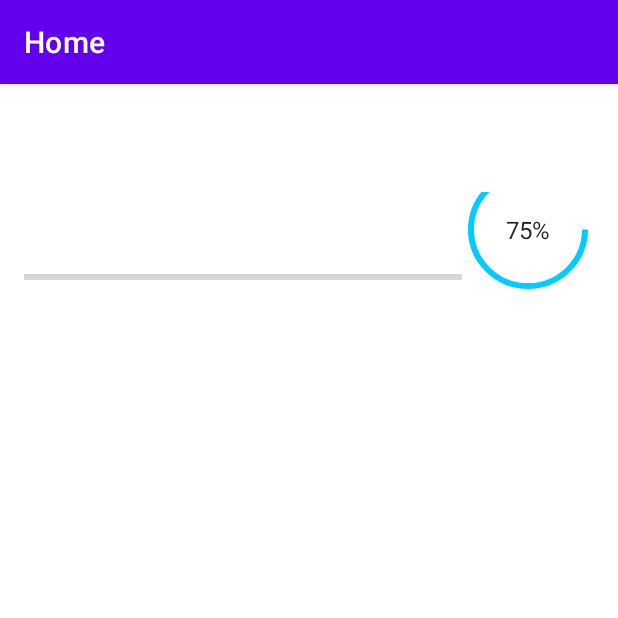
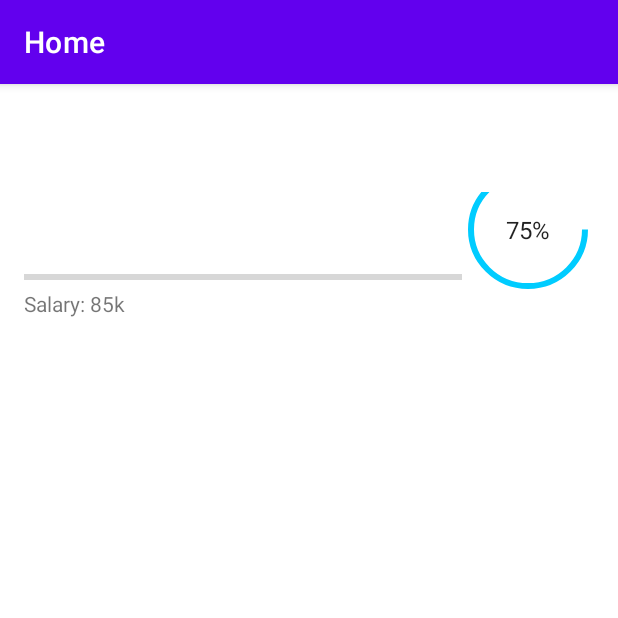
Before and after one commit to Lance-Tsui/uwjob, an Android app: the fragment JobFragment placed in its activity, on a phone screen of 412 x 824 dp, the top half of it. Run offline under Robolectric (Android 15) with nearby library versions, the light colour scheme and no system bars; our stand-ins replace navigation-ui.

Commit message:
lance salary text showup

```diff
--- a/app/src/main/java/ca/uwaterloo/cs346/uwconnect/ui/dashboard/JobFragment.kt
+++ b/app/src/main/java/ca/uwaterloo/cs346/uwconnect/ui/dashboard/JobFragment.kt
@@ -1,5 +1,6 @@
 package ca.uwaterloo.cs346.uwconnect.ui.dashboard
 
+import android.annotation.SuppressLint
 import android.os.Bundle
 import android.view.LayoutInflater
 import android.view.View
@@ -32,6 +33,7 @@ class JobFragment : Fragment() {
     }
 
 
+    @SuppressLint("SetTextI18n")
     private fun displayJobDetails(job: Job) {
         // job title
         binding.jobTitle.text = job.title
@@ -59,7 +61,11 @@ class JobFragment : Fragment() {
             progressBar.max = MAX_SALARY - MIN_SALARY // set up progress bar range
             progressBar.progress = avgSalary // current progress ui set up
 
+            binding.jobSalaryText.text = "Salary: $avgSalary"
+
         }
+
+
     }
 
     override fun onDestroyView() {
--- a/app/src/main/res/layout/fragment_job.xml
+++ b/app/src/main/res/layout/fragment_job.xml
@@ -45,6 +45,16 @@
         app:layout_constraintEnd_toStartOf="@id/ratingCircle"
         app:layout_constraintHorizontal_chainStyle="packed"/>
 
+    <TextView
+        android:id="@+id/jobSalaryText"
+        android:layout_width="0dp"
+        android:layout_height="wrap_content"
+        android:layout_marginBottom="8dp"
+        android:text="Salary: 85k"
+        app:layout_constraintTop_toBottomOf="@id/jobSalaryRange"
+        app:layout_constraintStart_toStartOf="@id/jobSalaryRange"
+        app:layout_constraintEnd_toEndOf="parent"/>
+
     <com.google.android.material.progressindicator.CircularProgressIndicator
         android:id="@+id/ratingCircle"
         android:layout_width="wrap_content"
```
